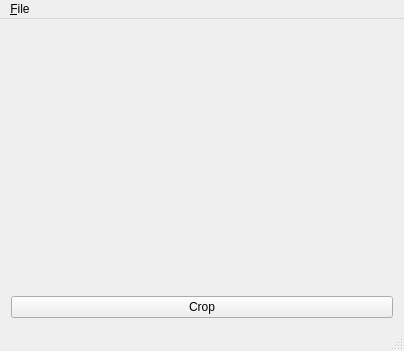
Old version of the form mainwindow.ui in the repository aciliketcap/cropper.
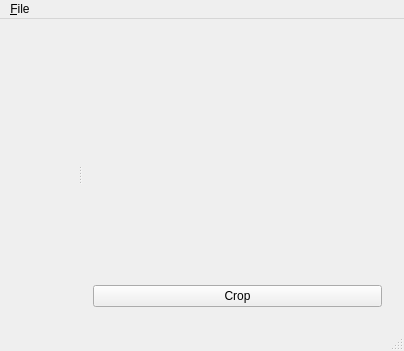
New version of the form.

Commit message: Added splitter and centered cropped image label.

```diff
--- a/mainwindow.ui
+++ b/mainwindow.ui
@@ -14,21 +14,38 @@
    <string>MainWindow</string>
   </property>
   <widget class="QWidget" name="centralWidget">
-   <layout class="QHBoxLayout" name="horizontalLayout_2">
-    <item>
      <layout class="QHBoxLayout" name="horizontalLayout">
       <item>
+     <widget class="QSplitter" name="splitter">
+      <property name="orientation">
+       <enum>Qt::Horizontal</enum>
+      </property>
+      <widget class="QWidget" name="">
        <layout class="QVBoxLayout" name="verticalLayout_2"/>
-      </item>
-      <item>
+      </widget>
+      <widget class="QWidget" name="">
        <layout class="QVBoxLayout" name="verticalLayout">
         <item>
+         <layout class="QHBoxLayout" name="horizontalLayout_2">
+          <item>
+           <layout class="QVBoxLayout" name="verticalLayout_3">
+            <item alignment="Qt::AlignHCenter|Qt::AlignVCenter">
          <widget class="QLabel" name="lblCroppedImg">
+              <property name="sizePolicy">
+               <sizepolicy hsizetype="Expanding" vsizetype="Expanding">
+                <horstretch>0</horstretch>
+                <verstretch>0</verstretch>
+               </sizepolicy>
+              </property>
           <property name="text">
            <string/>
           </property>
          </widget>
         </item>
+           </layout>
+          </item>
+         </layout>
+        </item>
         <item>
          <widget class="QPushButton" name="btnCrop">
           <property name="text">
@@ -37,8 +54,8 @@
          </widget>
         </item>
        </layout>
-      </item>
-     </layout>
+      </widget>
+     </widget>
     </item>
    </layout>
   </widget>
```
Lines whose indentation alone changed are shown as unchanged. The commit also changes 2 other files.
